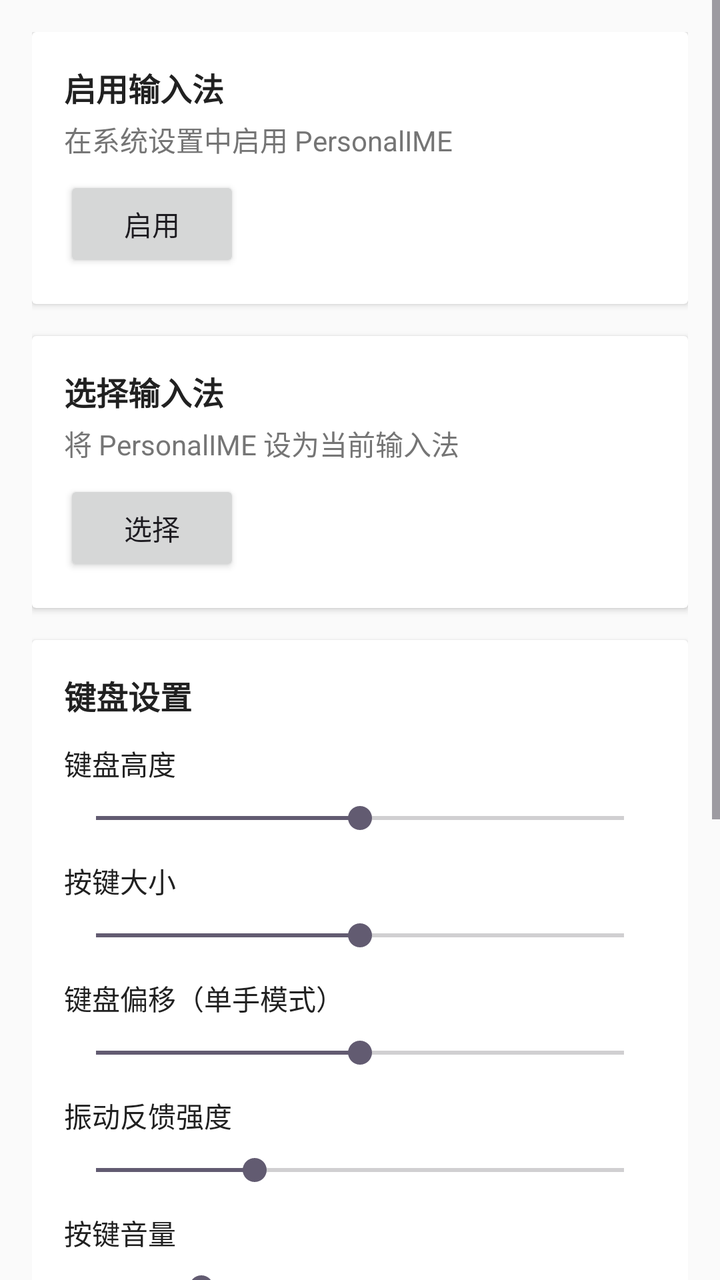
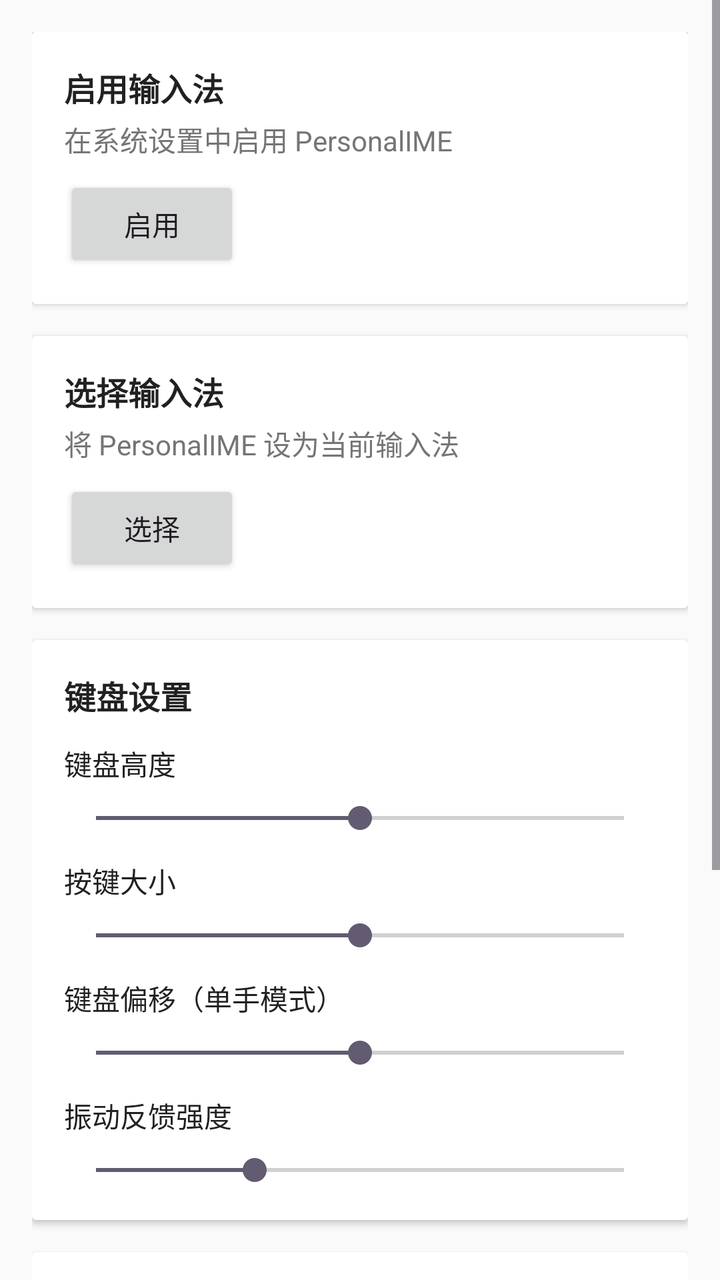

An Android layout rendered at two revisions. The XML below is the earlier revision; the diff shows what the commit changed to produce the second picture.
<!-- AndroidManifest.xml: activity theme Theme.PersonalIME -->
<!-- res/layout/activity_settings.xml -->
<?xml version="1.0" encoding="utf-8"?>
<ScrollView xmlns:android="http://schemas.android.com/apk/res/android"
    android:layout_width="match_parent"
    android:layout_height="match_parent"
    android:background="@color/settings_bg">

    <LinearLayout
        android:layout_width="match_parent"
        android:layout_height="wrap_content"
        android:orientation="vertical"
        android:padding="16dp">

        
        <androidx.cardview.widget.CardView
            android:layout_width="match_parent"
            android:layout_height="wrap_content"
            android:layout_marginBottom="16dp"
            android:background="@color/settings_card">

            <LinearLayout
                android:layout_width="match_parent"
                android:layout_height="wrap_content"
                android:orientation="vertical"
                android:padding="16dp">

                <TextView
                    android:layout_width="wrap_content"
                    android:layout_height="wrap_content"
                    android:text="启用输入法"
                    android:textColor="@color/settings_text_primary"
                    android:textSize="16sp"
                    android:textStyle="bold" />

                <TextView
                    android:layout_width="wrap_content"
                    android:layout_height="wrap_content"
                    android:layout_marginTop="4dp"
                    android:text="在系统设置中启用 PersonalIME"
                    android:textColor="@color/settings_text_secondary"
                    android:textSize="14sp" />

                <Button
                    android:id="@+id/btnEnableIME"
                    android:layout_width="wrap_content"
                    android:layout_height="wrap_content"
                    android:layout_marginTop="8dp"
                    android:text="启用" />
            </LinearLayout>
        </androidx.cardview.widget.CardView>

        
        <androidx.cardview.widget.CardView
            android:layout_width="match_parent"
            android:layout_height="wrap_content"
            android:layout_marginBottom="16dp"
            android:background="@color/settings_card">

            <LinearLayout
                android:layout_width="match_parent"
                android:layout_height="wrap_content"
                android:orientation="vertical"
                android:padding="16dp">

                <TextView
                    android:layout_width="wrap_content"
                    android:layout_height="wrap_content"
                    android:text="选择输入法"
                    android:textColor="@color/settings_text_primary"
                    android:textSize="16sp"
                    android:textStyle="bold" />

                <TextView
                    android:layout_width="wrap_content"
                    android:layout_height="wrap_content"
                    android:layout_marginTop="4dp"
                    android:text="将 PersonalIME 设为当前输入法"
                    android:textColor="@color/settings_text_secondary"
                    android:textSize="14sp" />

                <Button
                    android:id="@+id/btnSelectIME"
                    android:layout_width="wrap_content"
                    android:layout_height="wrap_content"
                    android:layout_marginTop="8dp"
                    android:text="选择" />
            </LinearLayout>
        </androidx.cardview.widget.CardView>

        
        <androidx.cardview.widget.CardView
            android:layout_width="match_parent"
            android:layout_height="wrap_content"
            android:layout_marginBottom="16dp"
            android:background="@color/settings_card">

            <LinearLayout
                android:layout_width="match_parent"
                android:layout_height="wrap_content"
                android:orientation="vertical"
                android:padding="16dp">

                <TextView
                    android:layout_width="wrap_content"
                    android:layout_height="wrap_content"
                    android:text="键盘设置"
                    android:textColor="@color/settings_text_primary"
                    android:textSize="16sp"
                    android:textStyle="bold" />

                <TextView
                    android:layout_width="wrap_content"
                    android:layout_height="wrap_content"
                    android:layout_marginTop="12dp"
                    android:text="键盘高度"
                    android:textColor="@color/settings_text_primary"
                    android:textSize="14sp" />

                <SeekBar
                    android:id="@+id/seekbarHeight"
                    android:layout_width="match_parent"
                    android:layout_height="wrap_content"
                    android:layout_marginTop="8dp"
                    android:max="100"
                    android:progress="50" />

                <TextView
                    android:layout_width="wrap_content"
                    android:layout_height="wrap_content"
                    android:layout_marginTop="12dp"
                    android:text="按键大小"
                    android:textColor="@color/settings_text_primary"
                    android:textSize="14sp" />

                <SeekBar
                    android:id="@+id/seekbarKeySize"
                    android:layout_width="match_parent"
                    android:layout_height="wrap_content"
                    android:layout_marginTop="8dp"
                    android:max="100"
                    android:progress="50" />

                <TextView
                    android:layout_width="wrap_content"
                    android:layout_height="wrap_content"
                    android:layout_marginTop="12dp"
                    android:text="键盘偏移（单手模式）"
                    android:textColor="@color/settings_text_primary"
                    android:textSize="14sp" />

                <SeekBar
                    android:id="@+id/seekbarOffset"
                    android:layout_width="match_parent"
                    android:layout_height="wrap_content"
                    android:layout_marginTop="8dp"
                    android:max="100"
                    android:progress="50" />

                <TextView
                    android:layout_width="wrap_content"
                    android:layout_height="wrap_content"
                    android:layout_marginTop="12dp"
                    android:text="振动反馈强度"
                    android:textColor="@color/settings_text_primary"
                    android:textSize="14sp" />

                <SeekBar
                    android:id="@+id/seekbarVibration"
                    android:layout_width="match_parent"
                    android:layout_height="wrap_content"
                    android:layout_marginTop="8dp"
                    android:max="100"
                    android:progress="30" />

                <TextView
                    android:layout_width="wrap_content"
                    android:layout_height="wrap_content"
                    android:layout_marginTop="12dp"
                    android:text="按键音量"
                    android:textColor="@color/settings_text_primary"
                    android:textSize="14sp" />

                <SeekBar
                    android:id="@+id/seekbarSound"
                    android:layout_width="match_parent"
                    android:layout_height="wrap_content"
                    android:layout_marginTop="8dp"
                    android:max="100"
                    android:progress="20" />
            </LinearLayout>
        </androidx.cardview.widget.CardView>

        
        <androidx.cardview.widget.CardView
            android:layout_width="match_parent"
            android:layout_height="wrap_content"
            android:layout_marginBottom="16dp"
            android:background="@color/settings_card">

            <LinearLayout
                android:layout_width="match_parent"
                android:layout_height="wrap_content"
                android:orientation="vertical"
                android:padding="16dp">

                <TextView
                    android:layout_width="wrap_content"
                    android:layout_height="wrap_content"
                    android:text="主题设置"
                    android:textColor="@color/settings_text_primary"
                    android:textSize="16sp"
                    android:textStyle="bold" />

                <Spinner
                    android:id="@+id/spinnerTheme"
                    android:layout_width="match_parent"
                    android:layout_height="wrap_content"
                    android:layout_marginTop="12dp" />

                <Button
                    android:id="@+id/btnCustomBg"
                    android:layout_width="wrap_content"
                    android:layout_height="wrap_content"
                    android:layout_marginTop="12dp"
                    android:text="选择背景图片" />
            </LinearLayout>
        </androidx.cardview.widget.CardView>

        
        <androidx.cardview.widget.CardView
            android:layout_width="match_parent"
            android:layout_height="wrap_content"
            android:layout_marginBottom="16dp"
            android:background="@color/settings_card">

            <LinearLayout
                android:layout_width="match_parent"
                android:layout_height="wrap_content"
                android:orientation="vertical"
                android:padding="16dp">

                <TextView
                    android:layout_width="wrap_content"
                    android:layout_height="wrap_content"
                    android:text="隐私设置"
                    android:textColor="@color/settings_text_primary"
                    android:textSize="16sp"
                    android:textStyle="bold" />

                <Switch
                    android:id="@+id/switchPrivacy"
                    android:layout_width="match_parent"
                    android:layout_height="wrap_content"
                    android:layout_marginTop="12dp"
                    android:text="隐私模式"
                    android:textColor="@color/settings_text_primary"
                    android:textSize="14sp" />

                <TextView
                    android:layout_width="wrap_content"
                    android:layout_height="wrap_content"
                    android:layout_marginTop="4dp"
                    android:text="开启后不记录词频和学习输入习惯"
                    android:textColor="@color/settings_text_secondary"
                    android:textSize="12sp" />
            </LinearLayout>
        </androidx.cardview.widget.CardView>

    </LinearLayout>
</ScrollView>
<!-- resources referenced by this layout -->
<resources>
  <color name="settings_bg">#FAFAFA</color>
  <color name="settings_card">#FFFFFF</color>
  <color name="settings_text_primary">#212121</color>
  <color name="settings_text_secondary">#757575</color>
  <style name="Theme.PersonalIME" parent="Theme.Material3.DayNight">
          <item name="colorPrimary">@color/accent</item>
          <item name="android:statusBarColor">@color/accent</item>
      </style>
  <color name="accent">#1976D2</color>
</resources>

<!-- the commit's change to res/layout/activity_settings.xml (unified diff, before → after) -->
@@ -171,21 +171,6 @@
                     android:max="100"
                     android:progress="30" />
 
-                <TextView
-                    android:layout_width="wrap_content"
-                    android:layout_height="wrap_content"
-                    android:layout_marginTop="12dp"
-                    android:text="按键音量"
-                    android:textColor="@color/settings_text_primary"
-                    android:textSize="14sp" />
-
-                <SeekBar
-                    android:id="@+id/seekbarSound"
-                    android:layout_width="match_parent"
-                    android:layout_height="wrap_content"
-                    android:layout_marginTop="8dp"
-                    android:max="100"
-                    android:progress="20" />
             </LinearLayout>
         </androidx.cardview.widget.CardView>
 
